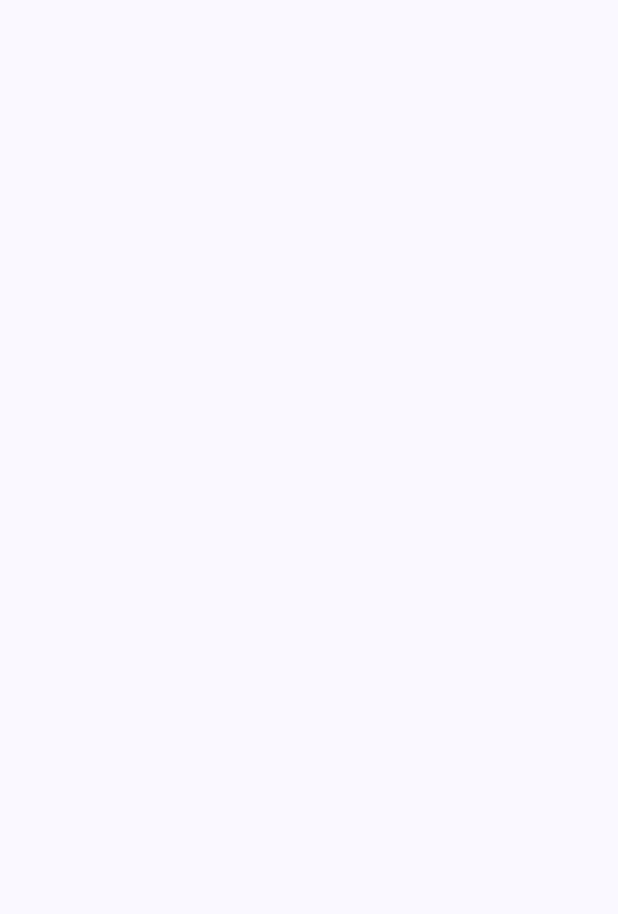
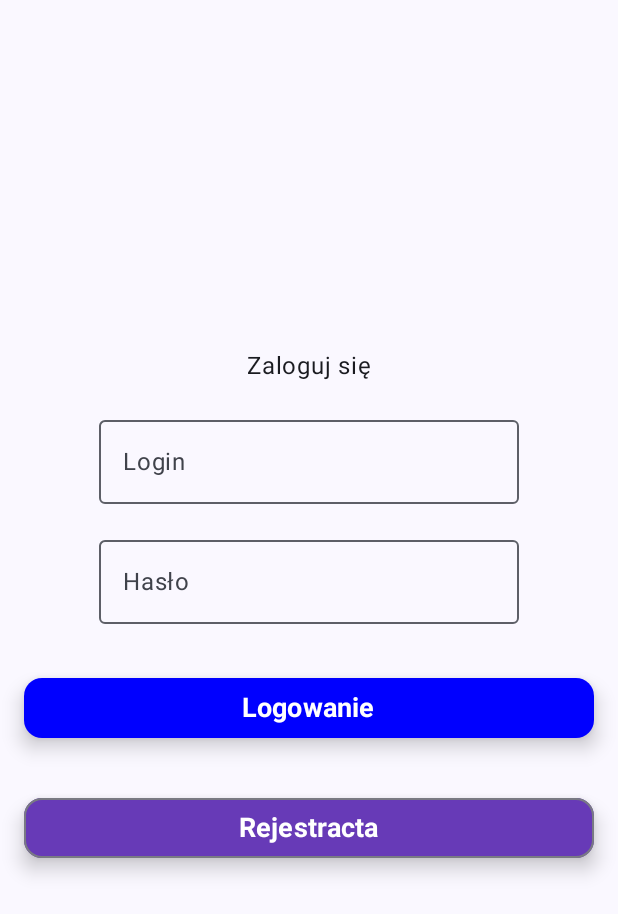
Before and after one commit to codejonas1/steps-counter-app, an Android app built with Jetpack Compose: the screen it shows after launch (MainActivity), on a phone screen of 412 x 824 dp. Before the commit the part shown is empty. Shown: the top 914 px of the screen. Run offline under Robolectric (Android 15) with nearby library versions, the phone set to English and light mode, and no system bars.

Commit message:
jakis tam main screen

```diff
--- a/app/src/main/java/com/example/myapplication/MainActivity.kt
+++ b/app/src/main/java/com/example/myapplication/MainActivity.kt
@@ -4,13 +4,39 @@ import android.os.Bundle
 import androidx.activity.ComponentActivity
 import androidx.activity.compose.setContent
 import androidx.activity.enableEdgeToEdge
+import androidx.compose.foundation.layout.Arrangement
+import androidx.compose.foundation.layout.Column
+import androidx.compose.foundation.layout.Row
+import androidx.compose.foundation.layout.Spacer
 import androidx.compose.foundation.layout.fillMaxSize
+import androidx.compose.foundation.layout.fillMaxWidth
 import androidx.compose.foundation.layout.padding
+import androidx.compose.foundation.shape.RoundedCornerShape
+import androidx.compose.material.icons.Icons
+import androidx.compose.material.icons.filled.MoreVert
+import androidx.compose.material3.Button
+import androidx.compose.material3.ButtonDefaults
+import androidx.compose.material3.OutlinedButton
+import androidx.compose.material3.DropdownMenu
+import androidx.compose.material3.DropdownMenuItem
+import androidx.compose.material3.ElevatedButton
+import androidx.compose.material3.Icon
+import androidx.compose.material3.OutlinedTextField
 import androidx.compose.material3.Scaffold
 import androidx.compose.material3.Text
+import androidx.compose.material3.TextField
 import androidx.compose.runtime.Composable
+import androidx.compose.runtime.mutableStateOf
+import androidx.compose.runtime.getValue
+import androidx.compose.runtime.setValue
+import androidx.compose.runtime.remember
+import androidx.compose.ui.Alignment
 import androidx.compose.ui.Modifier
+import androidx.compose.ui.graphics.Color
+import androidx.compose.ui.text.font.FontWeight
 import androidx.compose.ui.tooling.preview.Preview
+import androidx.compose.ui.unit.dp
+import androidx.compose.ui.unit.sp
 import com.example.myapplication.ui.theme.MyApplicationTheme
 
 class MainActivity : ComponentActivity() {
@@ -28,8 +54,69 @@ class MainActivity : ComponentActivity() {
 }
 
 @Composable
-fun StepsCounterMainWindow(modifier: Modifier){
+fun StepsCounterMainWindow(modifier: Modifier, ){
+    var text by remember { mutableStateOf("") }
 
+    Column (
+        modifier = Modifier.fillMaxSize(),
+        verticalArrangement = Arrangement.Center,
+        horizontalAlignment = Alignment.CenterHorizontally
+    ){
+        Text("Zaloguj się")
+        Spacer(Modifier.padding(8.dp))
+
+        Row {
+            OutlinedTextField(
+                value = text,
+                onValueChange = { newText ->
+                    text = newText
+                },
+                label = { Text("Login")},
+                placeholder = {Text("Wpisz...")}
+            )
+        }
+        Spacer(Modifier.padding(8.dp))
+        Row {
+            OutlinedTextField(
+                value = text,
+                onValueChange = { newText ->
+                    text = newText
+                },
+                label = { Text("Hasło")},
+                placeholder = {Text("Wpisz...")}
+            )
+        }
+        Spacer(Modifier.padding(8.dp))
+        Row {
+            Button(
+                onClick = {},
+                modifier = Modifier.fillMaxWidth().padding(16.dp),
+                colors = ButtonDefaults.buttonColors(
+                    containerColor = Color.Blue,
+                    contentColor = Color.White
+                ),
+                shape = RoundedCornerShape(12.dp),
+                elevation = ButtonDefaults.buttonElevation(8.dp)
+                ) {
+                Text("Logowanie", fontSize = 18.sp, fontWeight = FontWeight.Bold)
+            }
+        }
+        Row {
+            OutlinedButton(onClick = { },
+                modifier = Modifier
+                    .fillMaxWidth()
+                    .padding(16.dp),
+                colors = ButtonDefaults.buttonColors(
+                    containerColor = Color(0xFF673AB7), // Purple color for Register
+                    contentColor = Color.White
+                ),
+                shape = RoundedCornerShape(12.dp),
+                elevation = ButtonDefaults.buttonElevation(8.dp)
+                ) {
+                Text("Rejestracta", fontSize = 18.sp, fontWeight = FontWeight.Bold)
+            }
+        }
+    }
 }
 
 @Preview(showBackground = true)
```
